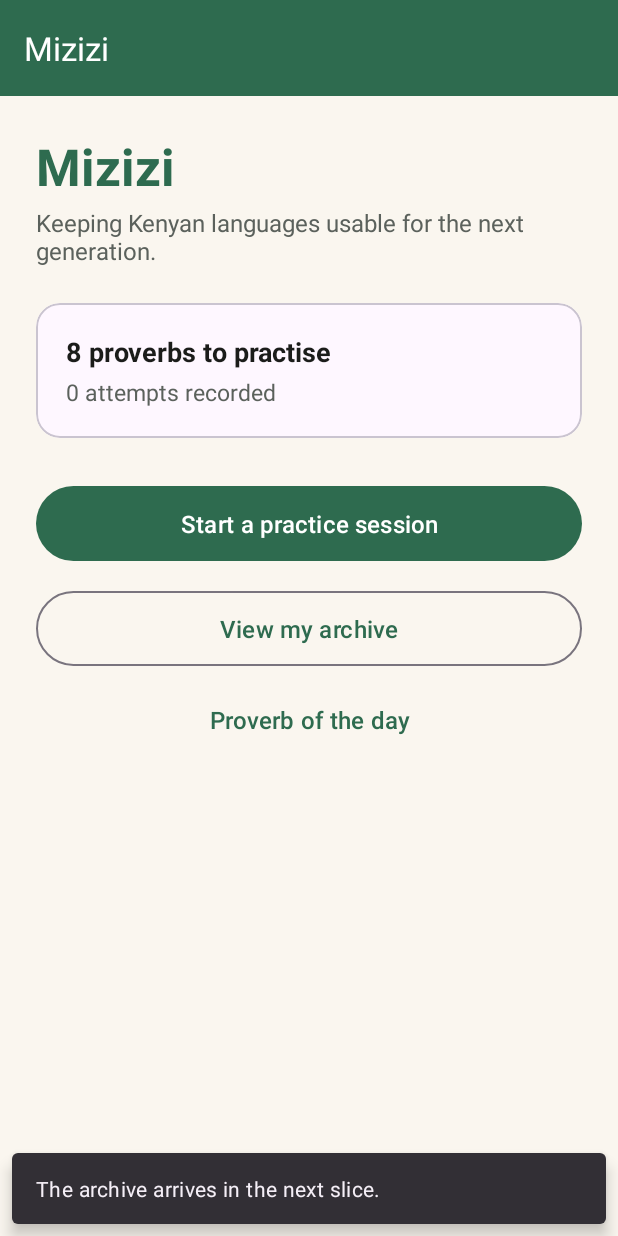
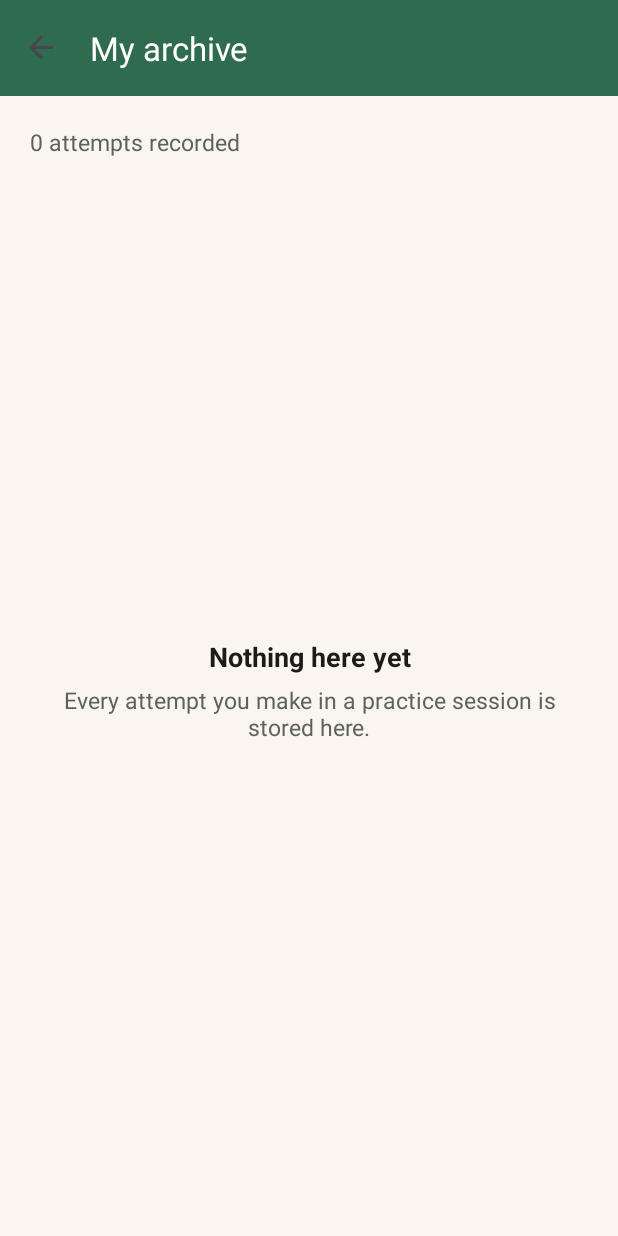
Before and after one commit to Allan-Ngugi-Nganga/Mizizi, an Android app: the screen it shows after launch (MainActivity), after a tap on "View my archive", on a phone screen of 412 x 824 dp. Run offline under Robolectric (Android 15) with nearby library versions, the phone set to English and light mode, and no system bars; our stand-ins replace Room's generated code, navigation-ui.

Commit message:
feat: add the archive list with delete and clear

```diff
--- /dev/null
+++ b/app/src/main/java/com/example/mizizi/ui/archive/ArchiveFragment.kt
@@ -0,0 +1,85 @@
+package com.example.mizizi.ui.archive
+
+import android.os.Bundle
+import android.view.LayoutInflater
+import android.view.View
+import android.view.ViewGroup
+import androidx.fragment.app.Fragment
+import androidx.fragment.app.activityViewModels
+import androidx.recyclerview.widget.LinearLayoutManager
+import com.example.mizizi.R
+import com.example.mizizi.databinding.FragmentArchiveBinding
+import com.example.mizizi.ui.viewmodel.MiziziViewModel
+import com.google.android.material.dialog.MaterialAlertDialogBuilder
+
+/**
+ * Every attempt the user has recorded, newest first, with a delete per row and
+ * a clear-all action. Empty state is shown when there is nothing to list.
+ */
+class ArchiveFragment : Fragment() {
+
+    private var _binding: FragmentArchiveBinding? = null
+    private val binding get() = _binding!!
+
+    private val viewModel: MiziziViewModel by activityViewModels()
+
+    private val adapter = ArchiveAdapter { attempt ->
+        confirmDelete(attempt.id, attempt.proverbOriginal)
+    }
+
+    override fun onCreateView(
+        inflater: LayoutInflater,
+        container: ViewGroup?,
+        savedInstanceState: Bundle?
+    ): View {
+        _binding = FragmentArchiveBinding.inflate(inflater, container, false)
+        return binding.root
+    }
+
+    override fun onViewCreated(view: View, savedInstanceState: Bundle?) {
+        super.onViewCreated(view, savedInstanceState)
+
+        binding.archiveRecyclerView.layoutManager = LinearLayoutManager(requireContext())
+        binding.archiveRecyclerView.adapter = adapter
+
+        viewModel.attempts.observe(viewLifecycleOwner) { attempts ->
+            adapter.submitList(attempts)
+
+            val empty = attempts.isEmpty()
+            binding.emptyStateGroup.visibility = if (empty) View.VISIBLE else View.GONE
+            binding.archiveRecyclerView.visibility = if (empty) View.GONE else View.VISIBLE
+            binding.clearArchiveButton.visibility = if (empty) View.GONE else View.VISIBLE
+            binding.archiveCountText.text =
+                resources.getQuantityString(R.plurals.home_attempt_count, attempts.size, attempts.size)
+        }
+
+        binding.clearArchiveButton.setOnClickListener { confirmClearAll() }
+    }
+
+    private fun confirmDelete(attemptId: Long, proverb: String) {
+        MaterialAlertDialogBuilder(requireContext())
+            .setTitle(R.string.archive_delete_title)
+            .setMessage(getString(R.string.archive_delete_message, proverb))
+            .setNegativeButton(R.string.archive_cancel, null)
+            .setPositiveButton(R.string.archive_delete) { _, _ ->
+                viewModel.attempts.value
+                    ?.firstOrNull { it.id == attemptId }
+                    ?.let(viewModel::deleteAttempt)
+            }
+            .show()
+    }
+
+    private fun confirmClearAll() {
+        MaterialAlertDialogBuilder(requireContext())
+            .setTitle(R.string.archive_clear_title)
+            .setMessage(R.string.archive_clear_message)
+            .setNegativeButton(R.string.archive_cancel, null)
+            .setPositiveButton(R.string.archive_clear_all) { _, _ -> viewModel.clearArchive() }
+            .show()
+    }
+
+    override fun onDestroyView() {
+        super.onDestroyView()
+        _binding = null
+    }
+}
--- a/app/src/main/java/com/example/mizizi/ui/home/HomeFragment.kt
+++ b/app/src/main/java/com/example/mizizi/ui/home/HomeFragment.kt
@@ -50,7 +50,9 @@ class HomeFragment : Fragment() {
         binding.startPracticeButton.setOnClickListener {
             findNavController().navigate(R.id.action_homeFragment_to_practiceFragment)
         }
-        binding.archiveButton.setOnClickListener { notYet("The archive") }
+        binding.archiveButton.setOnClickListener {
+            findNavController().navigate(R.id.action_homeFragment_to_archiveFragment)
+        }
         binding.dailyProverbButton.setOnClickListener { notYet("The daily proverb") }
     }
 
--- /dev/null
+++ b/app/src/main/res/layout/fragment_archive.xml
@@ -0,0 +1,72 @@
+<?xml version="1.0" encoding="utf-8"?>
+<LinearLayout xmlns:android="http://schemas.android.com/apk/res/android"
+    xmlns:tools="http://schemas.android.com/tools"
+    android:layout_width="match_parent"
+    android:layout_height="match_parent"
+    android:background="@color/sand_background"
+    android:orientation="vertical"
+    android:padding="20dp">
+
+    <TextView
+        android:id="@+id/archiveCountText"
+        android:layout_width="match_parent"
+        android:layout_height="wrap_content"
+        android:textColor="@color/ink_muted"
+        android:textSize="15sp"
+        tools:text="12 attempts recorded" />
+
+    <FrameLayout
+        android:layout_width="match_parent"
+        android:layout_height="0dp"
+        android:layout_marginTop="12dp"
+        android:layout_weight="1">
+
+        <androidx.recyclerview.widget.RecyclerView
+            android:id="@+id/archiveRecyclerView"
+            android:layout_width="match_parent"
+            android:layout_height="match_parent"
+            android:clipToPadding="false"
+            android:paddingBottom="12dp"
+            tools:listitem="@layout/item_attempt" />
+
+        <LinearLayout
+            android:id="@+id/emptyStateGroup"
+            android:layout_width="match_parent"
+            android:layout_height="wrap_content"
+            android:layout_gravity="center"
+            android:gravity="center"
+            android:orientation="vertical"
+            android:visibility="gone"
+            tools:visibility="visible">
+
+            <TextView
+                android:layout_width="match_parent"
+                android:layout_height="wrap_content"
+                android:gravity="center"
+                android:text="@string/archive_empty_title"
+                android:textColor="@color/ink"
+                android:textSize="18sp"
+                android:textStyle="bold" />
+
+            <TextView
+                android:layout_width="match_parent"
+                android:layout_height="wrap_content"
+                android:layout_marginTop="6dp"
+                android:gravity="center"
+                android:text="@string/archive_empty_body"
+                android:textColor="@color/ink_muted"
+                android:textSize="15sp" />
+
+        </LinearLayout>
+
+    </FrameLayout>
+
+    <com.google.android.material.button.MaterialButton
+        android:id="@+id/clearArchiveButton"
+        style="@style/Widget.Material3.Button.TextButton"
+        android:layout_width="match_parent"
+        android:layout_height="wrap_content"
+        android:text="@string/archive_clear_all"
+        android:textColor="@color/ink_muted" />
+
+</LinearLayout>
--- a/app/src/main/res/navigation/nav_graph.xml
+++ b/app/src/main/res/navigation/nav_graph.xml
@@ -12,6 +12,10 @@
         <action
             android:id="@+id/action_homeFragment_to_practiceFragment"
             app:destination="@id/practiceFragment" />
+
+        <action
+            android:id="@+id/action_homeFragment_to_archiveFragment"
+            app:destination="@id/archiveFragment" />
     </fragment>
 
     <fragment
@@ -49,4 +53,9 @@
             app:argType="boolean" />
     </fragment>
 
+    <fragment
+        android:id="@+id/archiveFragment"
+        android:name="com.example.mizizi.ui.archive.ArchiveFragment"
+        android:label="@string/title_archive" />
+
 </navigation>
--- a/app/src/main/res/values/strings.xml
+++ b/app/src/main/res/values/strings.xml
@@ -39,6 +39,18 @@
     <string name="result_back_home">Back to home</string>
     <string name="result_no_answer">You left this one blank.</string>
 
+    <string name="archive_your_answer">Your answer: %1$s</string>
+    <string name="archive_grade_and_date">%1$s, %2$s</string>
+    <string name="archive_delete">Delete</string>
+    <string name="archive_cancel">Cancel</string>
+    <string name="archive_clear_all">Clear the whole archive</string>
+    <string name="archive_empty_title">Nothing here yet</string>
+    <string name="archive_empty_body">Every attempt you make in a practice session is stored here.</string>
+    <string name="archive_delete_title">Delete this attempt?</string>
+    <string name="archive_delete_message">%1$s will be removed from your archive. This cannot be undone.</string>
+    <string name="archive_clear_title">Clear the archive?</string>
+    <string name="archive_clear_message">Every recorded attempt will be deleted. This cannot be undone.</string>
+
     <plurals name="home_proverb_count">
         <item quantity="one">%1$d proverb to practise</item>
         <item quantity="other">%1$d proverbs to practise</item>
```
Also changed, not shown: app/src/main/java/com/example/mizizi/ui/archive/ArchiveAdapter.kt (added, +65 -0 lines), app/src/main/res/layout/item_attempt.xml (added, +65 -0 lines).
